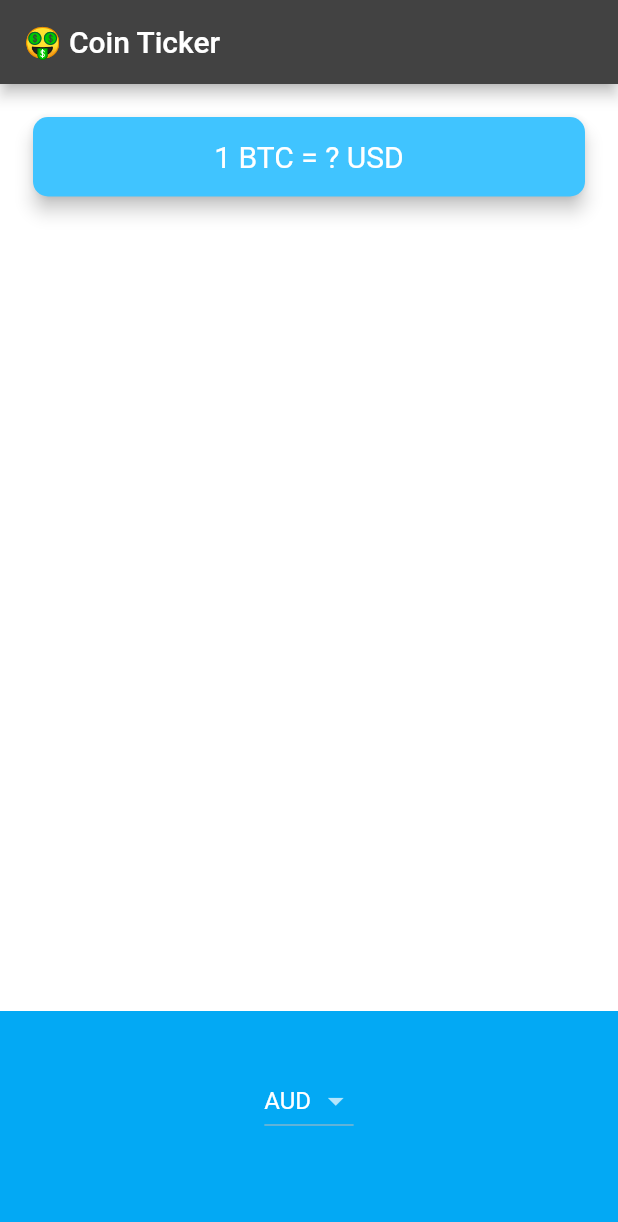
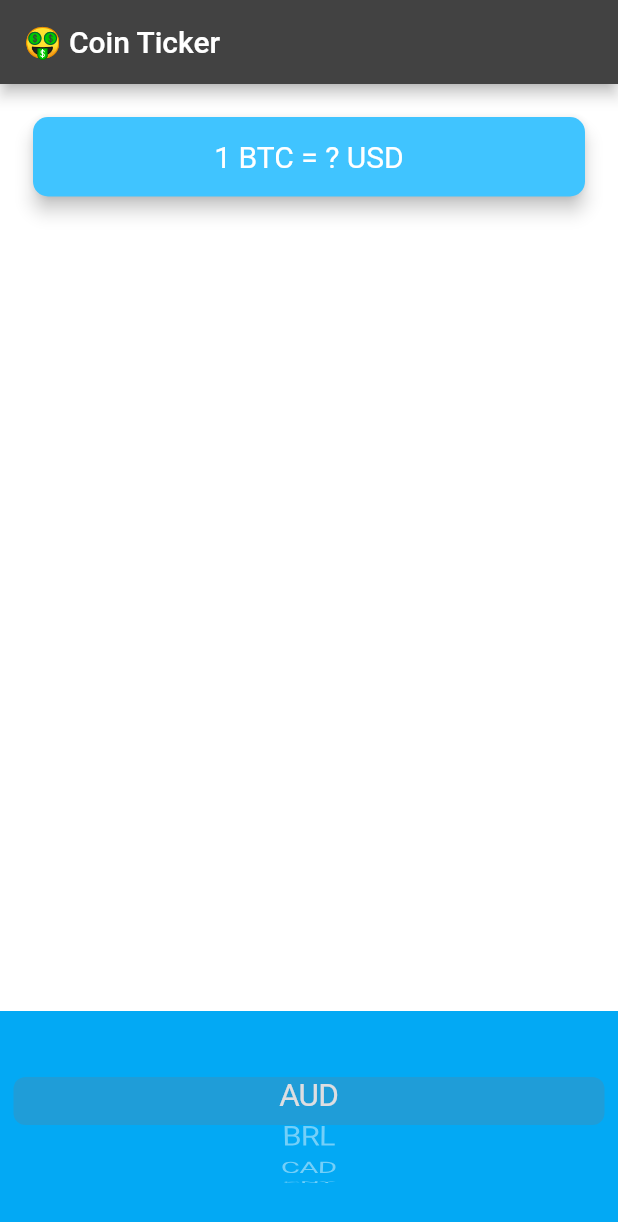
Before and after one commit to Kashish0401/bitcoin_tracker, a Flutter app: the screen it shows after launch, on a phone screen of 412 x 824 dp. Shown: the top 1222 px of the screen. Run offline on Flutter 3.47's test engine with Material 2 defaults, Android fonts, the phone set to English and light mode, and no system bars.

Commit message:
picker added

```diff
--- a/lib/price_screen.dart
+++ b/lib/price_screen.dart
@@ -1,6 +1,7 @@
 import 'package:flutter/material.dart';
 import 'coin_data.dart';
-import 'package:flutter_picker/flutter_picker.dart';
+//import 'package:flutter_picker/flutter_picker.dart';
+import 'package:flutter/cupertino.dart';
 
 class PriceScreen extends StatefulWidget {
   @override
@@ -9,6 +10,22 @@ class PriceScreen extends StatefulWidget {
 
 class _PriceScreenState extends State<PriceScreen> {
   var selectedCurrency = currenciesList[0];
+
+  List<Widget> getPicker() {
+    List<Text> PickerItems = currenciesList.map((String items) {
+      return Text(
+        items,
+        style: TextStyle(color: Colors.white),
+      );
+    }).toList();
+    return PickerItems;
+    /*
+    List<Text> pickerItems = [];
+    for (String currencies in currenciesList) {
+      pickerItems.add(Text(currencies));
+    }
+    return pickerItems;*/
+  }
 
   @override
   Widget build(BuildContext context) {
@@ -46,7 +63,13 @@ class _PriceScreenState extends State<PriceScreen> {
             alignment: Alignment.center,
             padding: EdgeInsets.only(bottom: 30.0),
             color: Colors.lightBlue,
-            child: DropdownButton(
+            child: CupertinoPicker(
+              backgroundColor: Colors.lightBlue,
+              itemExtent: 32.0,
+              onSelectedItemChanged: (selectedIndex) {},
+              children: getPicker(),
+            ),
+            /*DropdownButton(
               value: selectedCurrency,
               items: currenciesList.map((String dropDownItems) {
                 return DropdownMenuItem(
@@ -59,7 +82,7 @@ class _PriceScreenState extends State<PriceScreen> {
                   selectedCurrency = newItem!;
                 });
               },
-            ),
+            ),*/
           ),
         ],
       ),
```
